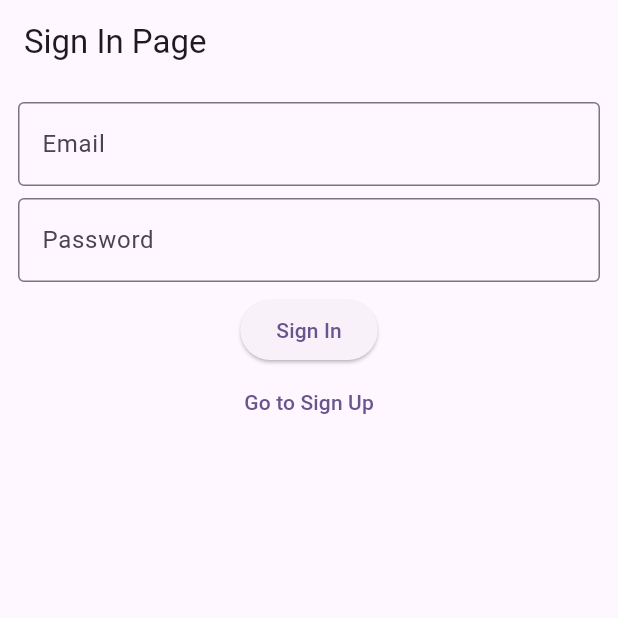
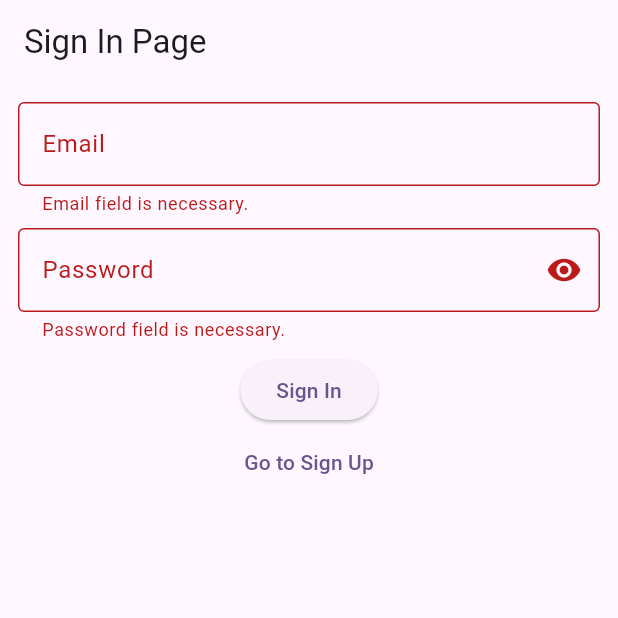
Before and after one commit to eduardofanis/flutter_meal_tracker_app, a Flutter app: the screen it shows after launch, after a tap on "Sign In", on a phone screen of 412 x 824 dp, the top half of it. Run offline on Flutter 3.47's test engine with Material 3 defaults, Android fonts, the phone set to English and light mode, and no system bars; our stand-ins replace bloc, flutter_bloc, flutter_modular, flutter_secure_storage, string_validator.

Commit message:
auth guard route, persistent login and form validation

```diff
--- a/lib/app/app_module.dart
+++ b/lib/app/app_module.dart
@@ -9,6 +9,8 @@ import 'package:flutter_meal_tracker_app/app/features/auth/ui/sign_up_page.dart'
 import 'package:flutter_meal_tracker_app/app/features/home/ui/home_page.dart';
 import 'package:flutter_meal_tracker_app/app/features/storage/data/datasources/flutter_secure_storage/flutter_secure_storage_datasource.dart';
 import 'package:flutter_meal_tracker_app/app/features/storage/data/datasources/storage_datasource.dart';
+import 'package:flutter_meal_tracker_app/app/features/storage/data/repositories/storage_repository_impl.dart';
+import 'package:flutter_meal_tracker_app/app/features/storage/domain/repositories/storage_repository.dart';
 import 'package:flutter_modular/flutter_modular.dart';
 import 'package:flutter_secure_storage/flutter_secure_storage.dart';
 
@@ -17,14 +19,18 @@ class AppModule extends Module {
   void binds(i) {
     i.addSingleton<FlutterSecureStorage>(FlutterSecureStorage.new);
     i.add<StorageDatasource>(FlutterSecureStorageDatasource.new);
+    i.add<StorageRepository>(StorageRepositoryImpl.new);
     i.add<AuthDatasource>(FirebaseAuthDatasource.new);
     i.add<AuthRepository>(AuthRepositoryImpl.new);
-    i.addSingleton<AuthBloc>(AuthBloc.new);
+    i.addSingleton<AuthBloc>(AuthBloc.new,
+        config: BindConfig(
+          onDispose: (bloc) => bloc.close(),
+        ));
   }
 
   @override
   void routes(r) {
-    r.child("/", child: (context) => const HomePage(), guards: [AuthGuard()]);
+    r.child("/", child: (context) => AuthGuard(child: const HomePage()));
     r.child("/signin", child: (context) => const SignInPage());
     r.child("/signup", child: (context) => const SignUpPage());
   }
--- a/lib/app/features/auth/auth_guard.dart
+++ b/lib/app/features/auth/auth_guard.dart
@@ -1,16 +1,33 @@
-import 'dart:async';
-
+import 'package:flutter/cupertino.dart';
+import 'package:flutter_bloc/flutter_bloc.dart';
+import 'package:flutter_meal_tracker_app/app/core/utils/snackbar_message.dart';
 import 'package:flutter_meal_tracker_app/app/features/auth/domain/blocs/auth_bloc.dart';
 import 'package:flutter_meal_tracker_app/app/features/auth/domain/states/auth_state.dart';
 import 'package:flutter_modular/flutter_modular.dart';
 
-class AuthGuard extends RouteGuard {
-  AuthGuard() : super(redirectTo: "/signin");
+class AuthGuard extends StatelessWidget {
+  final Widget child;
+
+  AuthGuard({
+    super.key,
+    required this.child,
+  });
 
   final authBloc = Modular.get<AuthBloc>();
+  final snackBarMessage = SnackBarMessage();
 
   @override
-  FutureOr<bool> canActivate(String path, ParallelRoute route) {
-    return authBloc.state is SignedInState;
+  Widget build(BuildContext context) {
+    return BlocListener<AuthBloc, AuthState>(
+      bloc: authBloc,
+      listener: (context, state) {
+        if (state is! SignedInState) Modular.to.navigate("/signin");
+        if (state is ErrorState) {
+          snackBarMessage.showErrorSnackBar(
+              message: state.error.message, context: context);
+        }
+      },
+      child: child,
+    );
   }
 }
--- a/lib/app/features/auth/data/datasources/firebase/firebase_auth_datasource.dart
+++ b/lib/app/features/auth/data/datasources/firebase/firebase_auth_datasource.dart
@@ -12,11 +12,12 @@ class FirebaseAuthDatasource implements AuthDatasource {
 
   @override
   Future<UserEntity> signUp(String name, String email, String password) async {
-    throw UnimplementedError();
+    return UserModel(name: "", email: email, accessToken: "", refreshToken: "");
   }
 
   @override
-  Future<UserEntity> validateSession(String accessToken, String refreshToken) {
-    throw UnimplementedError();
+  Future<UserEntity> validateSession(
+      String accessToken, String refreshToken) async {
+    return UserModel(name: "", email: "", accessToken: "", refreshToken: "");
   }
 }
--- a/lib/app/features/auth/data/repositories/auth_repository_impl.dart
+++ b/lib/app/features/auth/data/repositories/auth_repository_impl.dart
@@ -1,3 +1,4 @@
+import 'package:flutter_meal_tracker_app/app/core/utils/snackbar_message.dart';
 import 'package:flutter_meal_tracker_app/app/features/auth/data/datasources/auth_datasource.dart';
 import 'package:flutter_meal_tracker_app/app/features/auth/domain/entities/sign_in_credentials_entity.dart';
 import 'package:flutter_meal_tracker_app/app/features/auth/domain/entities/sign_up_credentials_entity.dart';
@@ -12,6 +13,8 @@ class AuthRepositoryImpl implements AuthRepository {
   final StorageDatasource storage;
 
   AuthRepositoryImpl(this.datasource, this.storage);
+
+  final snackBarMesssage = SnackBarMessage();
 
   @override
   Future<AuthState> signIn(SignInCredentialsEntity credentials) async {
@@ -29,7 +32,7 @@ class AuthRepositoryImpl implements AuthRepository {
 
       return SignedInState(user);
     } catch (e) {
-      return ErrorState(InternalError());
+      return ErrorState(InternalError("Error trying sign in"));
     }
   }
 
@@ -49,29 +52,35 @@ class AuthRepositoryImpl implements AuthRepository {
 
       return SignedInState(user);
     } catch (e) {
-      return ErrorState(InternalError());
+      return ErrorState(InternalError("Error trying sign up"));
     }
   }
 
   @override
   Future<AuthState> signOut() async {
     try {
+      await storage.delete("accessToken");
+      await storage.delete("refreshToken");
+
       return SignedOutState();
     } catch (e) {
-      return ErrorState(InternalError());
+      return ErrorState(InternalError("Error trying sign out"));
     }
   }
 
   @override
   Future<AuthState> validateSession(
-      String accessToken, String refreshToken) async {
+      String? accessToken, String? refreshToken) async {
     try {
-      final checkedUser =
-          await datasource.validateSession(accessToken, refreshToken);
+      if (accessToken != null && refreshToken != null) {
+        final checkedUser =
+            await datasource.validateSession(accessToken, refreshToken);
 
-      return SignedInState(checkedUser);
+        return SignedInState(checkedUser);
+      }
+      return SignedOutState();
     } catch (e) {
-      return ErrorState(InternalError());
+      return ErrorState(InternalError("Error trying validate session"));
     }
   }
 }
--- a/lib/app/features/auth/domain/events/auth_event.dart
+++ b/lib/app/features/auth/domain/events/auth_event.dart
@@ -16,8 +16,8 @@ class SignUpEvent implements AuthEvent {
 }
 
 class ValidateSessionEvent implements AuthEvent {
-  final String accessToken;
-  final String refreshToken;
+  final String? accessToken;
+  final String? refreshToken;
 
   ValidateSessionEvent(this.accessToken, this.refreshToken);
 }
--- a/lib/app/features/auth/domain/repositories/auth_repository.dart
+++ b/lib/app/features/auth/domain/repositories/auth_repository.dart
@@ -5,6 +5,6 @@ import 'package:flutter_meal_tracker_app/app/features/auth/domain/states/auth_st
 abstract class AuthRepository {
   Future<AuthState> signIn(SignInCredentialsEntity credentials);
   Future<AuthState> signUp(SignUpCredentialsEntity credentials);
-  Future<AuthState> validateSession(String accessToken, String refreshToken);
+  Future<AuthState> validateSession(String? accessToken, String? refreshToken);
   Future<AuthState> signOut();
 }
--- a/lib/app/features/auth/ui/sign_in_page.dart
+++ b/lib/app/features/auth/ui/sign_in_page.dart
@@ -2,7 +2,6 @@ import 'package:flutter/material.dart';
 import 'package:flutter_meal_tracker_app/app/features/auth/data/models/sign_in_credentials_model.dart';
 import 'package:flutter_meal_tracker_app/app/features/auth/domain/blocs/auth_bloc.dart';
 import 'package:flutter_meal_tracker_app/app/features/auth/domain/events/auth_event.dart';
-import 'package:flutter_meal_tracker_app/app/features/auth/domain/states/auth_state.dart';
 import 'package:flutter_modular/flutter_modular.dart';
 import 'package:string_validator/string_validator.dart' as validator;
 
@@ -17,6 +16,8 @@ class _SignInPageState extends State<SignInPage> {
   TextEditingController emailController = TextEditingController();
   TextEditingController passwordController = TextEditingController();
 
+  final form = GlobalKey<FormState>();
+  var _obscurePassword = true;
   final authBloc = Modular.get<AuthBloc>();
 
   @override
@@ -34,6 +35,8 @@ class _SignInPageState extends State<SignInPage> {
       ),
       body: Padding(
         padding: const EdgeInsets.all(12.0),
+        child: Form(
+          key: form,
           child: Column(
             children: [
               TextFormField(
@@ -43,7 +46,6 @@ class _SignInPageState extends State<SignInPage> {
                   if (email!.isEmpty) {
                     return "Email field is necessary.";
                   }
-
                   if (!validator.isEmail(email)) {
                     return "Needs to be a valid email.";
                   }
@@ -58,44 +60,53 @@ class _SignInPageState extends State<SignInPage> {
               TextFormField(
                 autovalidateMode: AutovalidateMode.onUserInteraction,
                 controller: passwordController,
+                obscureText: _obscurePassword,
                 validator: (password) {
                   if (password!.isEmpty) {
                     return "Password field is necessary.";
                   }
-
                   if (password.length < 6) {
                     return "The minimum password length is 6.";
                   }
-
                   return null;
                 },
-                decoration: const InputDecoration(
-                    border: OutlineInputBorder(), label: Text("Password"))),
+                decoration: InputDecoration(
+                  suffixIcon: IconButton(
+                    onPressed: () {
+                      setState(() {
+                        _obscurePassword = !_obscurePassword;
+                      });
+                    },
+                    icon: Icon(_obscurePassword
+                        ? Icons.visibility
+                        : Icons.visibility_off),
+                  ),
+                  border: const OutlineInputBorder(),
+                  label: const Text("Password"),
+                ),
+              ),
               const SizedBox(
                 height: 8,
               ),
-            StreamBuilder<AuthState>(
-                stream: authBloc.stream,
-                builder: (context, snapshot) {
-                  final state = snapshot.data;
+              ElevatedButton(
+                onPressed: () async {
+                  final isValid = form.currentState!.validate();
 
-                  if (state is LoadingState) {}
-
-                  return ElevatedButton(
-                    onPressed: () async {
+                  if (isValid) {
                     authBloc.add(SignInEvent(SignInCredentialsModel(
                         email: emailController.text,
                         password: passwordController.text)));
+                  }
                 },
                 child: const Text("Sign In"),
-                  );
-                }),
+              ),
               TextButton(
                   onPressed: () => Modular.to.navigate("/signup"),
                   child: const Text("Go to Sign Up"))
             ],
           ),
         ),
+      ),
     );
   }
 }
--- a/lib/app/features/home/ui/home_page.dart
+++ b/lib/app/features/home/ui/home_page.dart
@@ -1,6 +1,9 @@
 import 'package:flutter/material.dart';
+import 'package:flutter_bloc/flutter_bloc.dart';
 import 'package:flutter_meal_tracker_app/app/features/auth/domain/blocs/auth_bloc.dart';
 import 'package:flutter_meal_tracker_app/app/features/auth/domain/events/auth_event.dart';
+import 'package:flutter_meal_tracker_app/app/features/auth/domain/states/auth_state.dart';
+import 'package:flutter_meal_tracker_app/app/features/storage/domain/repositories/storage_repository.dart';
 import 'package:flutter_modular/flutter_modular.dart';
 
 class HomePage extends StatefulWidget {
@@ -14,16 +17,35 @@ class _HomePageState extends State<HomePage> {
   final authBloc = Modular.get<AuthBloc>();
 
   @override
+  void initState() {
+    super.initState();
+
+    validateSession() async {
+      final storage = Modular.get<StorageRepository>();
+
+      final accessToken = await storage.read("accessToken");
+      final refreshToken = await storage.read("refreshToken");
+
+      authBloc.add(ValidateSessionEvent(accessToken, refreshToken));
+    }
+
+    validateSession();
+  }
+
+  @override
   Widget build(BuildContext context) {
     return Scaffold(
         appBar: AppBar(
-          title: const Text("Home"),
+          title: BlocBuilder<AuthBloc, AuthState>(
+              bloc: authBloc,
+              builder: (context, state) => Text(state.toString())),
           actions: [
             IconButton(
-                onPressed: () {
-                  authBloc.add(SignOutEvent());
-                },
-                icon: const Icon(Icons.logout))
+              onPressed: () {
+                authBloc.add(SignOutEvent());
+              },
+              icon: const Icon(Icons.logout),
+            ),
           ],
         ),
         body: const Text("Home"));
```
Also changed, not shown: lib/app/features/auth/domain/errors/auth_errors.dart (+13 -7 lines), lib/app/features/auth/ui/sign_up_page.dart (+45 -13 lines), 1 other file. Lines whose indentation alone changed are shown as unchanged.
